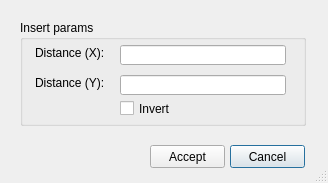
Qt form ui/cad_add_point.ui (Giswater/giswater_qgis_plugin) before a commit.
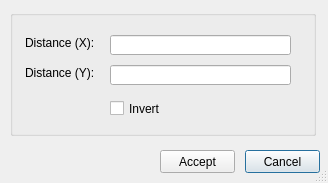
The same form after that commit.

```diff
--- a/ui/cad_add_point.ui
+++ b/ui/cad_add_point.ui
@@ -19,8 +19,8 @@
   <widget class="QPushButton" name="btn_cancel">
    <property name="geometry">
     <rect>
-     <x>230</x>
-     <y>145</y>
+     <x>245</x>
+     <y>150</y>
      <width>75</width>
      <height>23</height>
     </rect>
@@ -32,21 +32,21 @@
   <widget class="QGroupBox" name="bg_state">
    <property name="geometry">
     <rect>
-     <x>20</x>
-     <y>20</y>
-     <width>286</width>
-     <height>106</height>
+     <x>10</x>
+     <y>10</y>
+     <width>306</width>
+     <height>126</height>
     </rect>
    </property>
    <property name="title">
-    <string>Insert params</string>
+    <string/>
    </property>
    <widget class="QLineEdit" name="dist_x">
     <property name="geometry">
      <rect>
       <x>100</x>
       <y>25</y>
-      <width>166</width>
+      <width>181</width>
       <height>20</height>
      </rect>
     </property>
@@ -82,7 +82,7 @@
      <rect>
       <x>100</x>
       <y>55</y>
-      <width>166</width>
+      <width>181</width>
       <height>20</height>
      </rect>
     </property>
@@ -91,7 +91,7 @@
     <property name="geometry">
      <rect>
       <x>100</x>
-      <y>80</y>
+      <y>90</y>
       <width>70</width>
       <height>17</height>
      </rect>
@@ -104,8 +104,8 @@
   <widget class="QPushButton" name="btn_accept">
    <property name="geometry">
     <rect>
-     <x>150</x>
-     <y>145</y>
+     <x>160</x>
+     <y>150</y>
      <width>75</width>
      <height>23</height>
     </rect>
```
